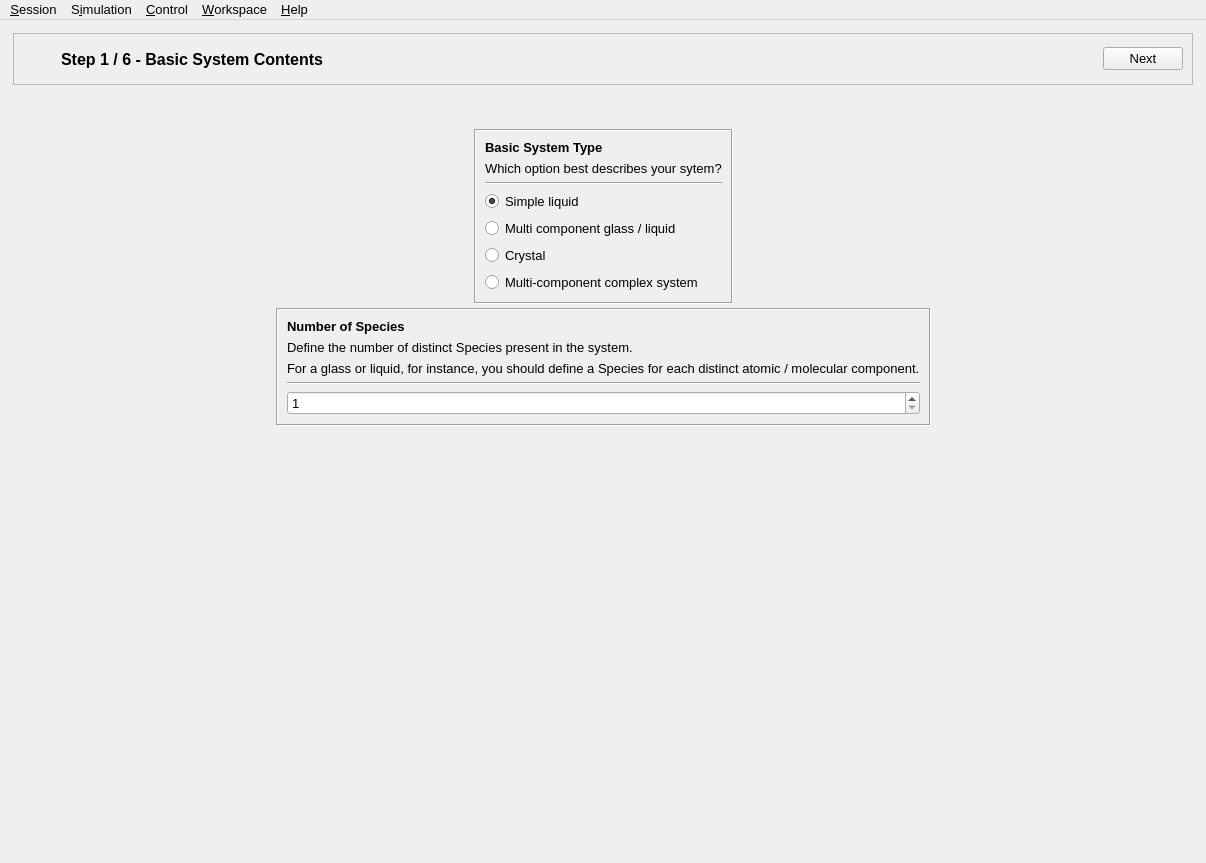
Old version of the form src/gui/gui.ui in the repository disorderedmaterials/dissolve.
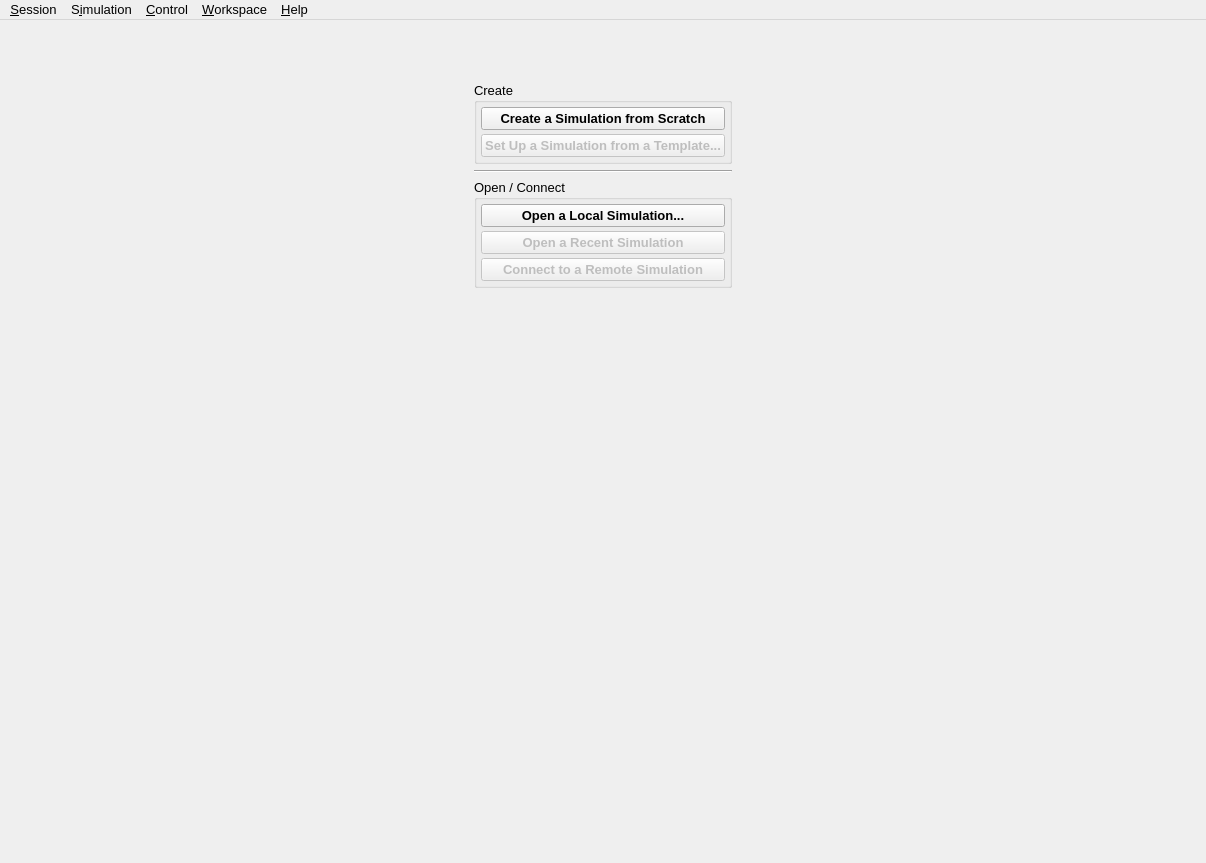
New version of the form. The open tabs and pages were chosen to show the change. Icons and pictures are not drawn. Custom widgets are drawn as their Qt base class.

Commit message: Remove unused setup wizard stack page.

Patch:
```diff
--- a/src/gui/gui.ui
+++ b/src/gui/gui.ui
@@ -141,7 +141,7 @@
                    </font>
                   </property>
                   <property name="text">
-                   <string>Set Up a Simulation With the Wizard...</string>
+                   <string>Set Up a Simulation from a Template...</string>
                   </property>
                   <property name="icon">
                    <iconset resource="main.qrc">
@@ -216,36 +216,6 @@
                   </property>
                  </widget>
                 </item>
-                <item>
-                 <widget class="QPushButton" name="StartOpenRemoteButton">
-                  <property name="enabled">
-                   <bool>false</bool>
-                  </property>
-                  <property name="font">
-                   <font>
-                    <pointsize>10</pointsize>
-                    <weight>75</weight>
-                    <bold>true</bold>
-                   </font>
-                  </property>
-                  <property name="text">
-                   <string>Connect to a Remote Simulation</string>
-                  </property>
-                  <property name="icon">
-                   <iconset resource="main.qrc">
-                    <normaloff>:/file/icons/file_connect.svg</normaloff>:/file/icons/file_connect.svg</iconset>
-                  </property>
-                  <property name="iconSize">
-                   <size>
-                    <width>32</width>
-                    <height>32</height>
-                   </size>
-                  </property>
-                  <property name="flat">
-                   <bool>false</bool>
-                  </property>
-                 </widget>
-                </item>
                 <item>
                  <widget class="QPushButton" name="StartOpenRecentButton">
                   <property name="enabled">
@@ -276,6 +246,36 @@
                   </property>
                  </widget>
                 </item>
+                <item>
+                 <widget class="QPushButton" name="StartOpenRemoteButton">
+                  <property name="enabled">
+                   <bool>false</bool>
+                  </property>
+                  <property name="font">
+                   <font>
+                    <pointsize>10</pointsize>
+                    <weight>75</weight>
+                    <bold>true</bold>
+                   </font>
+                  </property>
+                  <property name="text">
+                   <string>Connect to a Remote Simulation</string>
+                  </property>
+                  <property name="icon">
+                   <iconset resource="main.qrc">
+                    <normaloff>:/file/icons/file_connect.svg</normaloff>:/file/icons/file_connect.svg</iconset>
+                  </property>
+                  <property name="iconSize">
+                   <size>
+                    <width>32</width>
+                    <height>32</height>
+                   </size>
+                  </property>
+                  <property name="flat">
+                   <bool>false</bool>
+                  </property>
+                 </widget>
+                </item>
                </layout>
               </widget>
              </item>
@@ -315,509 +315,6 @@
         </item>
        </layout>
       </widget>
-      <widget class="QWidget" name="WizardPage">
-       <layout class="QVBoxLayout" name="verticalLayout_6">
-        <item>
-         <widget class="QStackedWidget" name="WizardStack">
-          <property name="currentIndex">
-           <number>0</number>
-          </property>
-          <widget class="QWidget" name="WizardPage0">
-           <layout class="QVBoxLayout" name="verticalLayout_5">
-            <property name="spacing">
-             <number>4</number>
-            </property>
-            <property name="leftMargin">
-             <number>0</number>
-            </property>
-            <property name="topMargin">
-             <number>0</number>
-            </property>
-            <property name="rightMargin">
-             <number>0</number>
-            </property>
-            <property name="bottomMargin">
-             <number>0</number>
-            </property>
-            <item>
-             <widget class="QFrame" name="WizardHeader0">
-              <property name="frameShape">
-               <enum>QFrame::StyledPanel</enum>
-              </property>
-              <property name="frameShadow">
-               <enum>QFrame::Raised</enum>
-              </property>
-              <layout class="QHBoxLayout" name="horizontalLayout_6">
-               <item>
-                <widget class="QLabel" name="WizardIconLabel">
-                 <property name="sizePolicy">
-                  <sizepolicy hsizetype="Fixed" vsizetype="Fixed">
-                   <horstretch>0</horstretch>
-                   <verstretch>0</verstretch>
-                  </sizepolicy>
-                 </property>
-                 <property name="minimumSize">
-                  <size>
-                   <width>32</width>
-                   <height>32</height>
-                  </size>
-                 </property>
-                 <property name="maximumSize">
-                  <size>
-                   <width>32</width>
-                   <height>32</height>
-                  </size>
-                 </property>
-                 <property name="text">
-                  <string/>
-                 </property>
-                 <property name="pixmap">
-                  <pixmap>:/wizard/icons/wizard.svg</pixmap>
-                 </property>
-                 <property name="scaledContents">
-                  <bool>true</bool>
-                 </property>
-                </widget>
-               </item>
-               <item>
-                <widget class="QLabel" name="WizardStepLabel">
-                 <property name="sizePolicy">
-                  <sizepolicy hsizetype="Expanding" vsizetype="Preferred">
-                   <horstretch>0</horstretch>
-                   <verstretch>0</verstretch>
-                  </sizepolicy>
-                 </property>
-                 <property name="font">
-                  <font>
-                   <pointsize>12</pointsize>
-                   <weight>75</weight>
-                   <bold>true</bold>
-                  </font>
-                 </property>
-                 <property name="text">
-                  <string>Step 1 / 6 - Basic System Contents</string>
-                 </property>
-                </widget>
-               </item>
-               <item>
-                <widget class="QPushButton" name="Wizard0NextButton">
-                 <property name="text">
-                  <string>Next</string>
-                 </property>
-                 <property name="icon">
-                  <iconset resource="main.qrc">
-                   <normaloff>:/general/icons/general_arrowright.svg</normaloff>:/general/icons/general_arrowright.svg</iconset>
-                 </property>
-                 <property name="iconSize">
-                  <size>
-                   <width>16</width>
-                   <height>16</height>
-                  </size>
-                 </property>
-                </widget>
-               </item>
-              </layout>
-             </widget>
-            </item>
-            <item>
-             <spacer name="verticalSpacer">
-              <property name="orientation">
-               <enum>Qt::Vertical</enum>
-              </property>
-              <property name="sizeType">
-               <enum>QSizePolicy::Fixed</enum>
-              </property>
-              <property name="sizeHint" stdset="0">
-               <size>
-                <width>20</width>
-                <height>40</height>
-               </size>
-              </property>
-             </spacer>
-            </item>
-            <item>
-             <layout class="QHBoxLayout" name="horizontalLayout_7">
-              <item>
-               <spacer name="horizontalSpacer">
-                <property name="orientation">
-                 <enum>Qt::Horizontal</enum>
-                </property>
-                <property name="sizeHint" stdset="0">
-                 <size>
-                  <width>40</width>
-                  <height>20</height>
-                 </size>
-                </property>
-               </spacer>
-              </item>
-              <item>
-               <widget class="QFrame" name="PageCentralFrame">
-                <property name="frameShape">
-                 <enum>QFrame::Box</enum>
-                </property>
-                <property name="frameShadow">
-                 <enum>QFrame::Sunken</enum>
-                </property>
-                <layout class="QVBoxLayout" name="verticalLayout_2">
-                 <item>
-                  <widget class="QLabel" name="label_7">
-                   <property name="font">
-                    <font>
-                     <weight>75</weight>
-                     <bold>true</bold>
-                    </font>
-                   </property>
-                   <property name="text">
-                    <string>Basic System Type</string>
-                   </property>
-                  </widget>
-                 </item>
-                 <item>
-                  <widget class="QLabel" name="label_8">
-                   <property name="text">
-                    <string>Which option best describes your sytem?</string>
-                   </property>
-                  </widget>
-                 </item>
-                 <item>
-                  <widget class="Line" name="line">
-                   <property name="orientation">
-                    <enum>Qt::Horizontal</enum>
-                   </property>
-                  </widget>
-                 </item>
-                 <item>
-                  <widget class="QRadioButton" name="Wizard0SingleComponentLiquidRadio">
-                   <property name="text">
-                    <string>Simple liquid</string>
-                   </property>
-                   <property name="checked">
-                    <bool>true</bool>
-                   </property>
-                  </widget>
-                 </item>
-                 <item>
-                  <widget class="QRadioButton" name="Wizard0MultiComponentLiquidRadio">
-                   <property name="text">
-                    <string>Multi component glass / liquid</string>
-                   </property>
-                  </widget>
-                 </item>
-                 <item>
-                  <widget class="QRadioButton" name="Wizard0CrystalRadio">
-                   <property name="text">
-                    <string>Crystal</string>
-                   </property>
-                  </widget>
-                 </item>
-                 <item>
-                  <widget class="QRadioButton" name="Wizard0MultiComponentComplexRadio">
-                   <property name="text">
-                    <string>Multi-component complex system</string>
-                   </property>
-                  </widget>
-                 </item>
-                </layout>
-               </widget>
-              </item>
-              <item>
-               <spacer name="horizontalSpacer_2">
-                <property name="orientation">
-                 <enum>Qt::Horizontal</enum>
-                </property>
-                <property name="sizeHint" stdset="0">
-                 <size>
-                  <width>40</width>
-                  <height>20</height>
-                 </size>
-                </property>
-               </spacer>
-              </item>
-             </layout>
-            </item>
-            <item>
-             <layout class="QHBoxLayout" name="horizontalLayout_8">
-              <item>
-               <spacer name="horizontalSpacer_3">
-                <property name="orientation">
-                 <enum>Qt::Horizontal</enum>
-                </property>
-                <property name="sizeHint" stdset="0">
-                 <size>
-                  <width>40</width>
-                  <height>20</height>
-                 </size>
-                </property>
-               </spacer>
-              </item>
-              <item>
-               <widget class="QFrame" name="PageCentralFrame_2">
-                <property name="frameShape">
-                 <enum>QFrame::Box</enum>
-                </property>
-                <property name="frameShadow">
-                 <enum>QFrame::Sunken</enum>
-                </property>
-                <layout class="QVBoxLayout" name="verticalLayout_4">
-                 <item>
-                  <widget class="QLabel" name="label_10">
-                   <property name="font">
-                    <font>
-                     <weight>75</weight>
-                     <bold>true</bold>
-                    </font>
-                   </property>
-                   <property name="text">
-                    <string>Number of Species</string>
-                   </property>
-                  </widget>
-                 </item>
-                 <item>
-                  <widget class="QLabel" name="label_11">
-                   <property name="text">
-                    <string>Define the number of distinct Species present in the system.</string>
-                   </property>
-                  </widget>
-                 </item>
-                 <item>
-                  <widget class="QLabel" name="label_12">
-                   <property name="text">
-                    <string>For a glass or liquid, for instance, you should define a Species for each distinct atomic / molecular component.</string>
-                   </property>
-                  </widget>
-                 </item>
-                 <item>
-                  <widget class="Line" name="line_2">
-                   <property name="orientation">
-                    <enum>Qt::Horizontal</enum>
-                   </property>
-                  </widget>
-                 </item>
-                 <item>
-                  <widget class="QSpinBox" name="Wizard0NSpeciesSpin">
-                   <property name="minimum">
-                    <number>1</number>
-                   </property>
-                  </widget>
-                 </item>
-                </layout>
-               </widget>
-              </item>
-              <item>
-               <spacer name="horizontalSpacer_4">
-                <property name="orientation">
-                 <enum>Qt::Horizontal</enum>
-                </property>
-                <property name="sizeHint" stdset="0">
-                 <size>
-                  <width>40</width>
-                  <height>20</height>
-                 </size>
-                </property>
-               </spacer>
-              </item>
-             </layout>
-            </item>
-            <item>
-             <spacer name="verticalSpacer_2">
-              <property name="orientation">
-               <enum>Qt::Vertical</enum>
-              </property>
-              <property name="sizeHint" stdset="0">
-               <size>
-                <width>20</width>
-                <height>40</height>
-               </size>
-              </property>
-             </spacer>
-            </item>
-           </layout>
-          </widget>
-          <widget class="QWidget" name="WizardPage1">
-           <layout class="QVBoxLayout" name="verticalLayout_8">
-            <property name="spacing">
-             <number>4</number>
-            </property>
-            <property name="leftMargin">
-             <number>0</number>
-            </property>
-            <property name="topMargin">
-             <number>0</number>
-            </property>
-            <property name="rightMargin">
-             <number>0</number>
-            </property>
-            <property name="bottomMargin">
-             <number>0</number>
-            </property>
-            <item>
-             <widget class="QFrame" name="WizardHeader0_2">
-              <property name="frameShape">
-               <enum>QFrame::StyledPanel</enum>
-              </property>
-              <property name="frameShadow">
-               <enum>QFrame::Raised</enum>
-              </property>
-              <layout class="QHBoxLayout" name="horizontalLayout_11">
-               <item>
-                <widget class="QLabel" name="WizardIconLabel_2">
-                 <property name="sizePolicy">
-                  <sizepolicy hsizetype="Fixed" vsizetype="Fixed">
-                   <horstretch>0</horstretch>
-                   <verstretch>0</verstretch>
-                  </sizepolicy>
-                 </property>
-                 <property name="minimumSize">
-                  <size>
-                   <width>32</width>
-                   <height>32</height>
-                  </size>
-                 </property>
-                 <property name="maximumSize">
-                  <size>
-                   <width>32</width>
-                   <height>32</height>
-                  </size>
-                 </property>
-                 <property name="text">
-                  <string/>
-                 </property>
-                 <property name="pixmap">
-                  <pixmap>:/wizard/icons/wizard.svg</pixmap>
-                 </property>
-                 <property name="scaledContents">
-                  <bool>true</bool>
-                 </property>
-                </widget>
-               </item>
-               <item>
-                <widget class="QLabel" name="WizardStepLabel_2">
-                 <property name="sizePolicy">
-                  <sizepolicy hsizetype="Expanding" vsizetype="Preferred">
-                   <horstretch>0</horstretch>
-                   <verstretch>0</verstretch>
-                  </sizepolicy>
-                 </property>
-                 <property name="font">
-                  <font>
-                   <pointsize>12</pointsize>
-                   <weight>75</weight>
-                   <bold>true</bold>
-                  </font>
-                 </property>
-                 <property name="text">
-                  <string>Step 2 / 6 - Define Species</string>
-                 </property>
-                </widget>
-               </item>
-               <item>
-                <widget class="QPushButton" name="Wizard1PrevButton">
-                 <property name="text">
-                  <string>Prev</string>
-                 </property>
-                 <property name="icon">
-                  <iconset resource="main.qrc">
-                   <normaloff>:/general/icons/general_arrowleft.svg</normaloff>:/general/icons/general_arrowleft.svg</iconset>
-                 </property>
-                 <property name="iconSize">
-                  <size>
-                   <width>16</width>
-                   <height>16</height>
-                  </size>
-                 </property>
-                </widget>
-               </item>
-               <item>
-                <widget class="QPushButton" name="Wizard1NextButton">
-                 <property name="text">
-                  <string>Next</string>
-                 </property>
-                 <property name="icon">
-                  <iconset resource="main.qrc">
-                   <normaloff>:/general/icons/general_arrowright.svg</normaloff>:/general/icons/general_arrowright.svg</iconset>
-                 </property>
-                 <property name="iconSize">
-                  <size>
-                   <width>16</width>
-                   <height>16</height>
-                  </size>
-                 </property>
-                </widget>
-               </item>
-              </layout>
-             </widget>
-            </item>
-            <item>
-             <layout class="QHBoxLayout" name="horizontalLayout_10">
-              <item>
-               <spacer name="horizontalSpacer_7">
-                <property name="orientation">
-                 <enum>Qt::Horizontal</enum>
-                </property>
-                <property name="sizeHint" stdset="0">
-                 <size>
-                  <width>40</width>
-                  <height>20</height>
-                 </size>
-                </property>
-               </spacer>
-              </item>
-              <item>
-               <widget class="QFrame" name="PageCentralFrame_4">
-                <property name="frameShape">
-                 <enum>QFrame::Box</enum>
-                </property>
-                <property name="frameShadow">
-                 <enum>QFrame::Sunken</enum>
-                </property>
-                <layout class="QVBoxLayout" name="verticalLayout_7">
-                 <item>
-                  <widget class="QLabel" name="label_9">
-                   <property name="font">
-                    <font>
-                     <weight>75</weight>
-                     <bold>true</bold>
-                    </font>
-                   </property>
-                   <property name="text">
-                    <string>Basic System Type</string>
-                   </property>
-                  </widget>
-                 </item>
-                 <item>
-                  <widget class="QLabel" name="label_16">
-                   <property name="text">
-                    <string>Which option best describes the sytem you wish to simulate?</string>
-                   </property>
-                  </widget>
-                 </item>
-                </layout>
-               </widget>
-              </item>
-              <item>
-               <spacer name="horizontalSpacer_8">
-                <property name="orientation">
-                 <enum>Qt::Horizontal</enum>
-                </property>
-                <property name="sizeHint" stdset="0">
-                 <size>
-                  <width>40</width>
-                  <height>20</height>
-                 </size>
-                </property>
-               </spacer>
-              </item>
-             </layout>
-            </item>
-            <item>
-             <widget class="SuperTabWidget" name="Wizard1SpeciesTabs"/>
-            </item>
-           </layout>
-          </widget>
-         </widget>
-        </item>
-       </layout>
-      </widget>
       <widget class="QWidget" name="SimulationPage">
        <layout class="QVBoxLayout" name="verticalLayout">
         <property name="spacing">
```
The commit also changes 1 other file.
